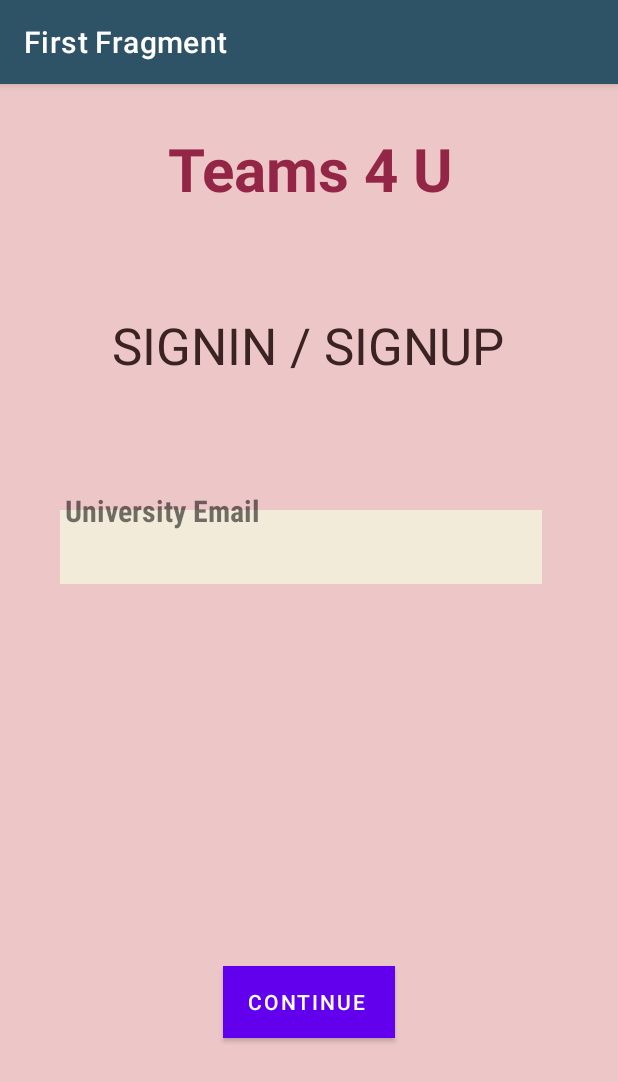
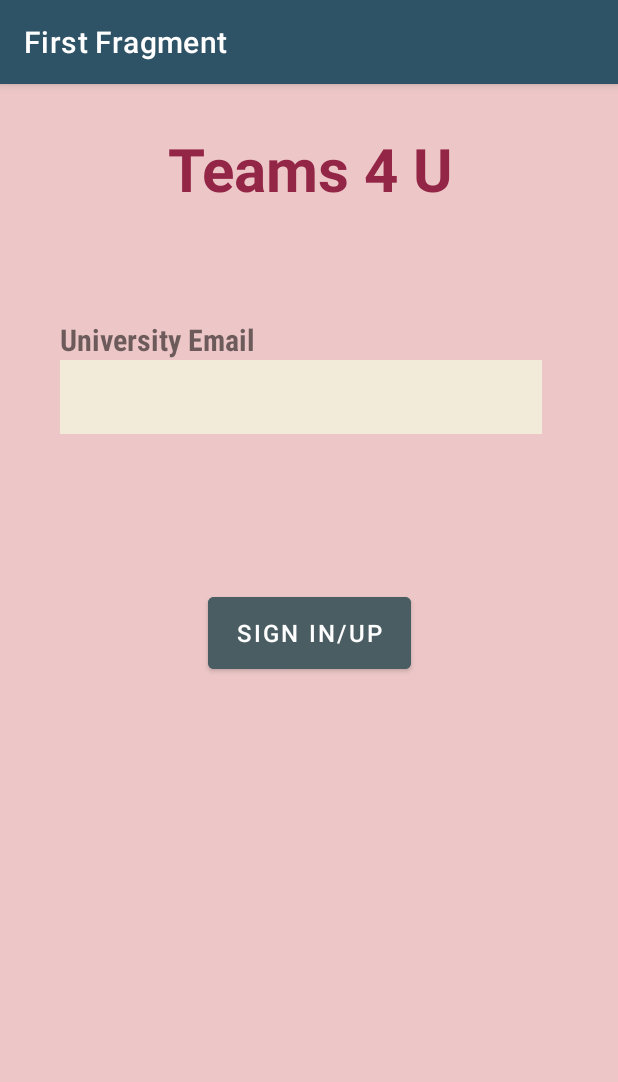
Before and after one commit to bithma/T4T, an Android app: the screen it shows after launch (MainActivity), on a phone screen of 412 x 824 dp. Shown: the top 1082 px of the screen. Run offline under Robolectric (Android 15) with nearby library versions, the phone set to English and light mode, and no system bars; our stand-ins replace Firebase (no records; nobody signed in at launch, a user with empty details on screens opened directly), navigation-ui; Roboto replaces fonts that are not available here.

Commit message:
Fixed :) Pt 2

```diff
--- a/app/src/main/res/layout/fragment_first.xml
+++ b/app/src/main/res/layout/fragment_first.xml
@@ -7,46 +7,24 @@
     android:background="#EDC7C7"
     tools:context=".FirstFragment">
 
-    <TextView
-        android:id="@+id/textview_first"
-        android:layout_width="324dp"
-        android:layout_height="69dp"
-        android:text="SIGNIN / SIGNUP"
-        android:textAlignment="center"
-        android:textColor="#3C2323"
-        android:textSize="34sp"
-        app:layout_constraintBottom_toBottomOf="parent"
-        app:layout_constraintEnd_toEndOf="parent"
-        app:layout_constraintHorizontal_bias="0.494"
-        app:layout_constraintStart_toStartOf="parent"
-        app:layout_constraintTop_toTopOf="parent"
-        app:layout_constraintVertical_bias="0.217" />
-
     <Button
         android:id="@+id/ContinueButton"
-        android:layout_width="wrap_content"
-        android:layout_height="wrap_content"
-        android:background="@color/lightblue"
+        android:layout_width="135dp"
+        android:layout_height="60dp"
         android:backgroundTint="@color/greyblue"
-        android:foregroundTint="@color/black"
-        android:text="Continue "
-        android:textColorHighlight="@color/black"
-        android:textColorHint="#9C27B0"
-        android:textColorLink="@color/black"
-        android:visibility="visible"
+        android:text="sign in/up"
+        android:textSize="16sp"
         app:layout_constraintBottom_toBottomOf="parent"
         app:layout_constraintEnd_toEndOf="parent"
         app:layout_constraintStart_toStartOf="parent"
-        app:layout_constraintTop_toBottomOf="@id/textview_first"
-        app:layout_constraintVertical_bias="0.735"
-        app:strokeColor="@color/darkblue"
-        tools:visibility="visible" />
+        app:layout_constraintTop_toTopOf="parent"
+        app:layout_constraintVertical_bias="0.475" />
 
     <com.google.android.material.textfield.TextInputEditText
         android:id="@+id/UEmailTB"
         android:layout_width="321dp"
         android:layout_height="49dp"
-        android:layout_marginTop="284dp"
+        android:layout_marginTop="184dp"
         android:background="#FAF3EDDA"
         android:backgroundTint="#FAF3EDDA"
         android:inputType="text"
@@ -83,11 +61,11 @@
         android:text="University Email"
         android:textSize="20sp"
         android:textStyle="bold"
-        app:layout_constraintBottom_toBottomOf="parent"
+        app:layout_constraintBottom_toTopOf="@+id/UEmailTB"
         app:layout_constraintEnd_toEndOf="parent"
-        app:layout_constraintHorizontal_bias="0.153"
+        app:layout_constraintHorizontal_bias="0.142"
         app:layout_constraintStart_toStartOf="parent"
         app:layout_constraintTop_toTopOf="parent"
-        app:layout_constraintVertical_bias="0.365" />
+        app:layout_constraintVertical_bias="1.0" />
 
 </androidx.constraintlayout.widget.ConstraintLayout>
--- a/app/src/main/res/layout/fragment_main.xml
+++ b/app/src/main/res/layout/fragment_main.xml
@@ -32,6 +32,7 @@
         android:enabled="false"
         android:text="Group"
         android:textAlignment="viewStart"
+        android:textColor="#000000"
         app:layout_constraintBottom_toBottomOf="parent"
         app:layout_constraintEnd_toEndOf="parent"
         app:layout_constraintHorizontal_bias="0.211"
@@ -48,6 +49,7 @@
         android:enabled="false"
         android:text="Desctription"
         android:textAlignment="viewStart"
+        android:textColor="#000000"
         app:layout_constraintBottom_toBottomOf="parent"
         app:layout_constraintEnd_toEndOf="parent"
         app:layout_constraintStart_toStartOf="parent"
@@ -82,6 +84,7 @@
         android:enabled="false"
         android:text="Date"
         android:textAlignment="viewEnd"
+        android:textColor="#000000"
         app:layout_constraintBottom_toBottomOf="parent"
         app:layout_constraintEnd_toEndOf="parent"
         app:layout_constraintHorizontal_bias="0.831"
@@ -98,6 +101,7 @@
         android:enabled="false"
         android:text="Location"
         android:textAlignment="viewEnd"
+        android:textColor="#090909"
         app:layout_constraintBottom_toBottomOf="parent"
         app:layout_constraintEnd_toEndOf="parent"
         app:layout_constraintHorizontal_bias="0.885"
```
Also changed, not shown: app/src/main/res/layout/fragment_third.xml (+1 -13 lines).
